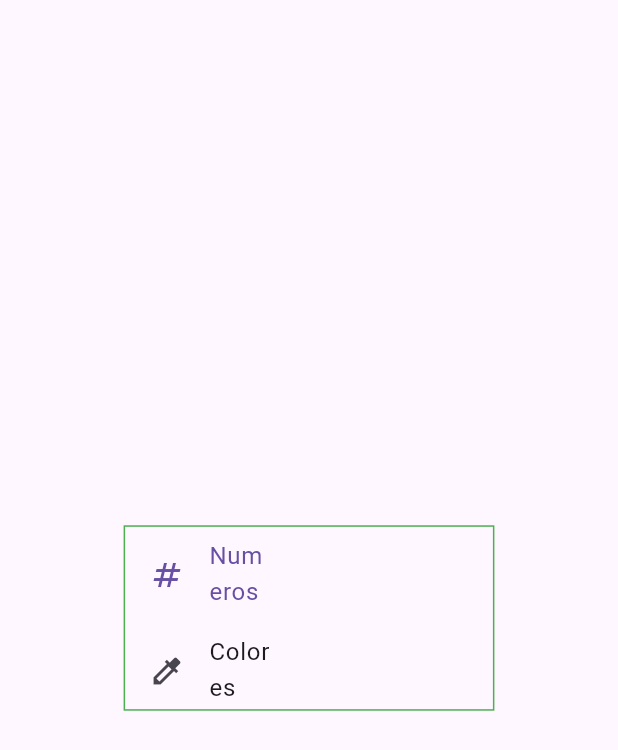
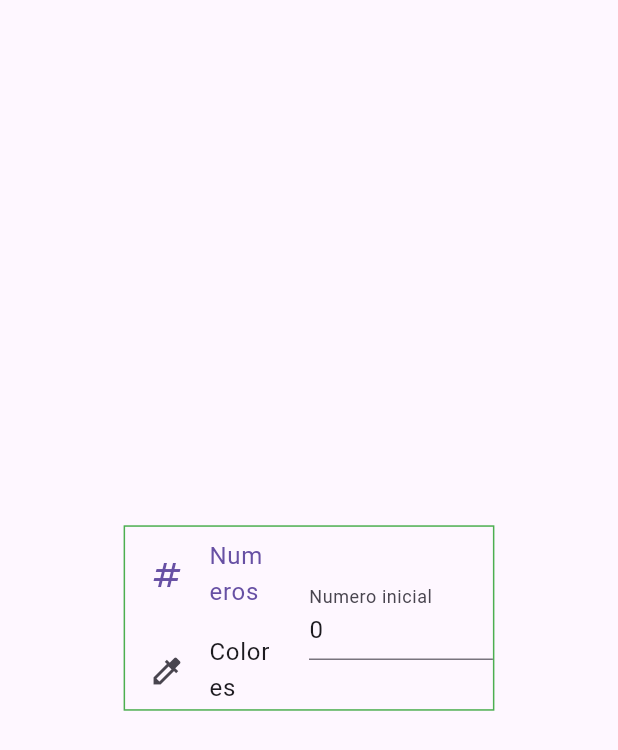
Before and after one commit to Galvez1114/drawer_bloc, a Flutter app: the screen it shows after launch, after a tap on "Numeros", on a phone screen of 412 x 824 dp. Shown: the top 750 px of the screen. Run offline on Flutter 3.47's test engine with Material 3 defaults, Android fonts, the phone set to English and light mode, and no system bars; our stand-ins replace flutter_bloc, shared_preferences; missing offline and left inert: dart:js.

Commit message:
Progreso en clase

```diff
--- a/lib/bloc/opcionesBloc.dart
+++ b/lib/bloc/opcionesBloc.dart
@@ -1,9 +1,10 @@
 import 'package:flutter_bloc/flutter_bloc.dart';
+import 'package:shared_preferences/shared_preferences.dart';
 
 class Datos {
-  final int numeroInicial;
-  final String colorAlerta;
-  final String colorNormal;
+  int numeroInicial;
+  String colorAlerta;
+  String colorNormal;
 
   Datos(
       {required this.numeroInicial,
@@ -22,22 +23,34 @@ class cambioDeColor extends Evento {
   cambioDeColor({required this.colorAlerta, required this.colorNormal});
 }
 
-class cambioANumero extends Evento {}
+class CambioANumero extends Evento {}
 
-class cambioDeNumero extends Evento {
+class CambioDeNumero extends Evento {
   late final int numeroInicial;
 
-  cambioDeNumero({required this.numeroInicial});
+  CambioDeNumero({required this.numeroInicial});
 }
 
-enum Estados { numeroSeleccionado, colorSeleccionado }
+class YaInicializado extends Evento {}
+
+enum Estados { numeroSeleccionado, colorSeleccionado, inicial }
 
 class OpcionesBloc extends Bloc<Evento, Estados> {
-  OpcionesBloc() : super(Estados.numeroSeleccionado) {
+  late final SharedPreferencesAsync prefs;
+  Datos datos = Datos(numeroInicial: 0, colorAlerta: '', colorNormal: '');
+  OpcionesBloc() : super(Estados.inicial) {
     on<CambioAColor>((event, emit) {
       emit(Estados.colorSeleccionado);
     });
-    on<cambioANumero>((event, emit) {
+    on<CambioANumero>((event, emit) {
+      emit(Estados.numeroSeleccionado);
+    });
+    on<CambioDeNumero>(
+      (event, emit) {},
+    );
+    on<YaInicializado>((event, emit) async {
+      prefs = SharedPreferencesAsync();
+      int numero = await prefs.getInt('numeroinicial') ?? 0;
       emit(Estados.numeroSeleccionado);
     });
   }
--- a/lib/main.dart
+++ b/lib/main.dart
@@ -1,10 +1,13 @@
+import 'dart:js';
+
 import 'package:drawer_bloc/bloc/opcionesBloc.dart';
 import 'package:flutter/material.dart';
+import 'package:flutter/services.dart';
 import 'package:flutter_bloc/flutter_bloc.dart';
 
 void main() {
   runApp(BlocProvider(
-    create: (context) => OpcionesBloc(),
+    create: (context) => OpcionesBloc()..add(YaInicializado()),
     child: const MainApp(),
   ));
 }
@@ -23,8 +26,8 @@ class MainApp extends StatelessWidget {
             decoration: BoxDecoration(border: Border.all(color: Colors.green)),
             child: const Row(
               children: [
-                opciones(),
-                parametros(),
+                Opciones(),
+                Parametros(),
               ],
             ),
           ),
@@ -34,8 +37,8 @@ class MainApp extends StatelessWidget {
   }
 }
 
-class opciones extends StatelessWidget {
-  const opciones({super.key});
+class Opciones extends StatelessWidget {
+  const Opciones({super.key});
 
   @override
   Widget build(BuildContext context) {
@@ -47,7 +50,7 @@ class opciones extends StatelessWidget {
             selected: estado == Estados.numeroSeleccionado,
             title: const Text('Numeros'),
             leading: const Icon(Icons.numbers),
-            onTap: () => context.read<OpcionesBloc>().add(cambioANumero()),
+            onTap: () => context.read<OpcionesBloc>().add(CambioANumero()),
           ),
           ListTile(
             selected: estado == Estados.colorSeleccionado,
@@ -61,11 +64,69 @@ class opciones extends StatelessWidget {
   }
 }
 
-class parametros extends StatelessWidget {
-  const parametros({super.key});
+class Parametros extends StatelessWidget {
+  const Parametros({super.key});
 
   @override
   Widget build(BuildContext context) {
-    return const Expanded(child: Column());
+    var estado = context.watch<OpcionesBloc>().state;
+    return switch (estado) {
+      Estados.numeroSeleccionado => const OpcionesNumeros(),
+      Estados.colorSeleccionado => const OpcionesColor(),
+      Estados.inicial => const CircularProgressIndicator(),
+    };
   }
 }
+
+class OpcionesNumeros extends StatefulWidget {
+  const OpcionesNumeros({super.key});
+
+  @override
+  State<OpcionesNumeros> createState() => _OpcionesNumerosState();
+}
+
+class _OpcionesNumerosState extends State<OpcionesNumeros> {
+  late final TextEditingController controlador;
+
+  @override
+  void initState() {
+    super.initState();
+    controlador = TextEditingController(text: '0');
+  }
+
+  @override
+  void dispose() {
+    controlador.dispose();
+    super.dispose();
+  }
+
+  @override
+  Widget build(BuildContext context) {
+    int n = context.watch<OpcionesBloc>().datos.numeroInicial;
+    controlador.text = '$n';
+    return Expanded(
+      child: TextField(
+        controller: controlador,
+        decoration: const InputDecoration(label: Text('Numero inicial')),
+        keyboardType: const TextInputType.numberWithOptions(signed: true),
+        inputFormatters: [FilteringTextInputFormatter.digitsOnly],
+        onChanged: (value) {
+          int numero = int.tryParse(value) ?? 0;
+          context
+              .read<OpcionesBloc>()
+              .add(CambioDeNumero(numeroInicial: numero));
+        },
+      ),
+    );
+  }
+}
+
+class OpcionesColor extends StatelessWidget {
+  const OpcionesColor({super.key});
+
+  @override
+  Widget build(BuildContext context) {
+    // TODO: implement build
+    return const TextField();
+  }
+}
--- a/pubspec.yaml
+++ b/pubspec.yaml
@@ -10,7 +10,7 @@ dependencies:
   flutter:
     sdk: flutter
   flutter_bloc: ^8.1.6
-  shared_preferences: ^2.2.3
+  shared_preferences: ^2.3.0
 
 dev_dependencies:
   flutter_test:
```
Also changed, not shown: pubspec.lock, 1 other file.
